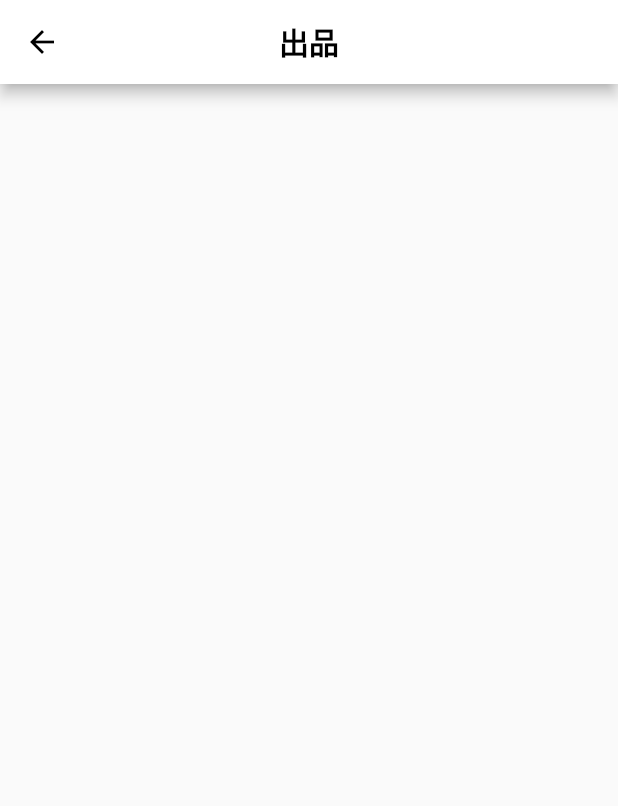
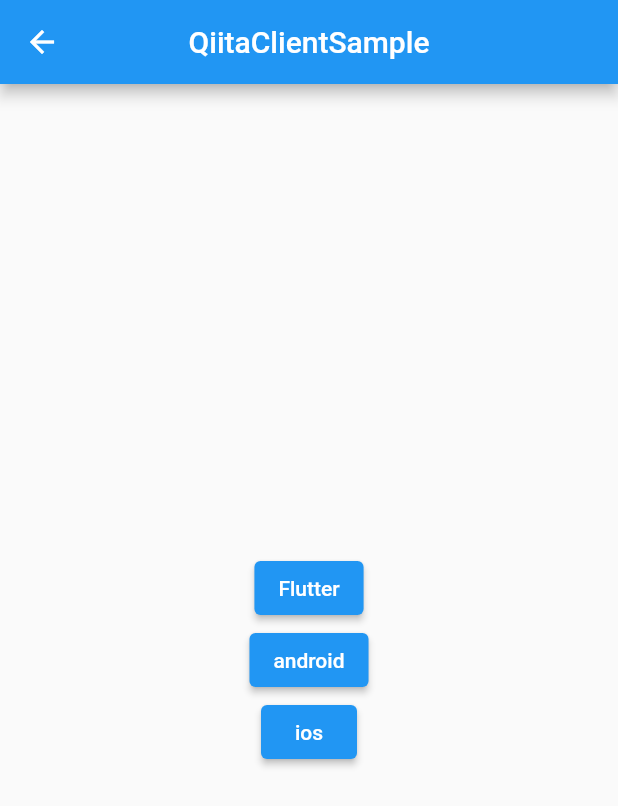
Before and after one commit to Ryota-Nakamura-317/axia_works_youtube, a Flutter app: the screen it shows after launch, after a tap on "Qiita", on a phone screen of 412 x 824 dp. Shown: the top 806 px of the screen. Run offline on Flutter 3.47's test engine with Material 2 defaults, Android fonts, the phone set to English and light mode, and no system bars; our stand-ins replace badges, dio, flutter_riverpod, freezed_annotation, pretty_dio_logger, retrofit; generated files the repository leaves out were written again.

Commit message:
[add] Qiitaの3つのワードの記事取得成功

```diff
--- a/lib/mvvm/model/qiita_item.dart
+++ b/lib/mvvm/model/qiita_item.dart
@@ -0,0 +1,17 @@
+import 'package:axia_works_youtube/mvvm/model/qiita_user.dart';
+import 'package:freezed_annotation/freezed_annotation.dart';
+
+part 'qiita_item.freezed.dart';
+part 'qiita_item.g.dart';
+
+@freezed
+abstract class QiitaItem with _$QiitaItem {
+  const factory QiitaItem({
+    @JsonKey(name: "title") String title,
+    @JsonKey(name: "url") String url,
+    @JsonKey(name: "user") QiitaUser user,
+  }) = _QiitaItem;
+
+  factory QiitaItem.fromJson(Map<String, dynamic> json) =>
+      _$QiitaItemFromJson(json);
+}
--- a/lib/mvvm/model/qiita_user.dart
+++ b/lib/mvvm/model/qiita_user.dart
@@ -0,0 +1,14 @@
+import 'package:freezed_annotation/freezed_annotation.dart';
+
+part 'qiita_user.freezed.dart';
+part 'qiita_user.g.dart';
+
+@freezed
+abstract class QiitaUser with _$QiitaUser {
+  const factory QiitaUser({
+    @JsonKey(name: "profile_image_url") String profileImageUrl,
+  }) = _QiitaUser;
+
+  factory QiitaUser.fromJson(Map<String, dynamic> json) =>
+      _$QiitaUserFromJson(json);
+}
--- /dev/null
+++ b/lib/mvvm/qiita_client_screen.dart
@@ -0,0 +1,101 @@
+import 'package:axia_works_youtube/mvvm/model/qiita_item.dart';
+import 'package:axia_works_youtube/mvvm/qiita_client_state_notifier.dart';
+import 'package:axia_works_youtube/mvvm/state/qiita_client_state.dart';
+import 'package:flutter/material.dart';
+import 'package:flutter_riverpod/flutter_riverpod.dart';
+
+final qiitaClientStateNotifier =
+    StateNotifierProvider((ref) => QiitaClientStateNotifier());
+
+class QiitaClientScreen extends ConsumerWidget {
+  @override
+  Widget build(BuildContext context, ScopedReader watch) {
+    final state = watch(qiitaClientStateNotifier.state);
+    return WillPopScope(
+      onWillPop: state.isReadyData
+          ? () {
+              context.read(qiitaClientStateNotifier).onBackHome();
+              return Future.value(false);
+            }
+          : null,
+      child: Scaffold(
+        appBar: AppBar(
+          title: state.isReadyData
+              ? Text(state.currentTag)
+              : Text('QiitaClientSample'),
+          centerTitle: true,
+        ),
+        body: Stack(
+          children: [
+            Container(
+              child: Center(
+                child: state.isReadyData
+                    ? _createListView(context, state.qiitaItems)
+                    : _createSerchButtons(context, state),
+              ),
+            ),
+            state.isLoading
+                ? Container(
+                    color: Color(0x88000000),
+                    child: Center(
+                      child: CircularProgressIndicator(),
+                    ),
+                  )
+                : Container(),
+          ],
+        ),
+      ),
+    );
+  }
+
+  Widget _createListView(BuildContext context, List<QiitaItem> qiitaItems) {
+    return ListView.builder(
+      itemBuilder: (context, index) {
+        final item = qiitaItems[index];
+        return Container(
+          padding: EdgeInsets.only(top: 4, bottom: 4, left: 8, right: 8),
+          constraints: BoxConstraints(minHeight: 96, maxHeight: 96),
+          child: Card(
+            elevation: 8,
+            child: Container(
+              alignment: Alignment.centerLeft,
+              padding: EdgeInsets.all(16),
+              child: Text(
+                item.title,
+                style: TextStyle(fontSize: 16, fontWeight: FontWeight.bold),
+              ),
+            ),
+          ),
+        );
+      },
+      itemCount: qiitaItems.length,
+    );
+  }
+
+  Widget _createSerchButtons(BuildContext context, QiitaClientState state) {
+    return Container(
+      child: Column(
+        mainAxisAlignment: MainAxisAlignment.center,
+        children: [
+          ElevatedButton(
+            onPressed: () => context
+                .read(qiitaClientStateNotifier)
+                .fetchQiitaItems("Flutter"),
+            child: Text('Flutter'),
+          ),
+          ElevatedButton(
+            onPressed: () => context
+                .read(qiitaClientStateNotifier)
+                .fetchQiitaItems("android"),
+            child: Text('android'),
+          ),
+          ElevatedButton(
+            onPressed: () =>
+                context.read(qiitaClientStateNotifier).fetchQiitaItems("ios"),
+            child: Text('ios'),
+          ),
+        ],
+      ),
+    );
+  }
+}
--- /dev/null
+++ b/lib/mvvm/state/qiita_client_state.dart
@@ -0,0 +1,14 @@
+import 'package:axia_works_youtube/mvvm/model/qiita_item.dart';
+import 'package:freezed_annotation/freezed_annotation.dart';
+
+part 'qiita_client_state.freezed.dart';
+
+@freezed
+abstract class QiitaClientState with _$QiitaClientState {
+  const factory QiitaClientState({
+    @Default(false) bool isLoading,
+    @Default(false) bool isReadyData,
+    List<QiitaItem> qiitaItems,
+    String currentTag,
+  }) = _QiitaClientState;
+}
--- a/lib/screen/home_screen.dart
+++ b/lib/screen/home_screen.dart
@@ -1,3 +1,4 @@
+import 'package:axia_works_youtube/mvvm/qiita_client_screen.dart';
 import 'package:axia_works_youtube/practice1/youtube_screen.dart';
 import 'package:axia_works_youtube/practice2/estate_screen.dart';
 import 'package:axia_works_youtube/practice3/mercari_screen.dart';
@@ -50,7 +51,7 @@ class HomeScreen extends StatelessWidget {
                 Navigator.push(
                   context,
                   MaterialPageRoute(
-                    builder: (context) => MercariScreen(),
+                    builder: (context) => QiitaClientScreen(),
                   ),
                 );
               },
--- a/pubspec.yaml
+++ b/pubspec.yaml
@@ -11,7 +11,7 @@ environment:
 dependencies:
   flutter:
     sdk: flutter
-  cupertino_icons: ^1.0.2
+  cupertino_icons: ^0.1.2
   badges: ^1.2.0
   freezed_annotation: ^0.11.0
   retrofit: ^1.3.4
```
Also changed, not shown: lib/mvvm/api/qiita_api_client.dart (+20 -0 lines), lib/mvvm/qiita_client_state_notifier.dart (added, +36 -0 lines), lib/mvvm/repository/qiita_repository.dart (added, +10 -0 lines), pubspec.lock, 5 other files.
